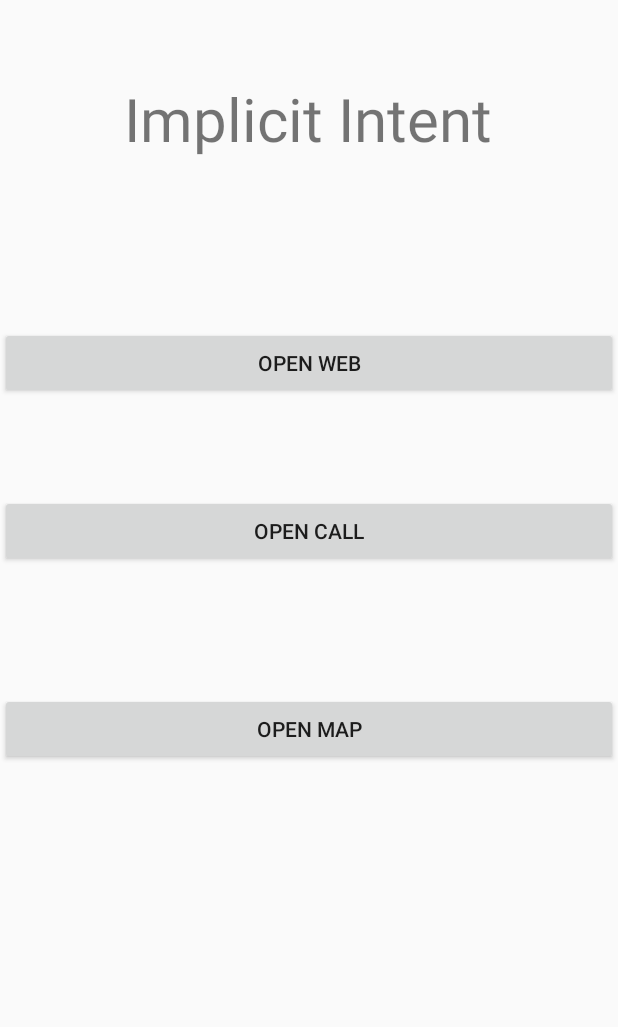
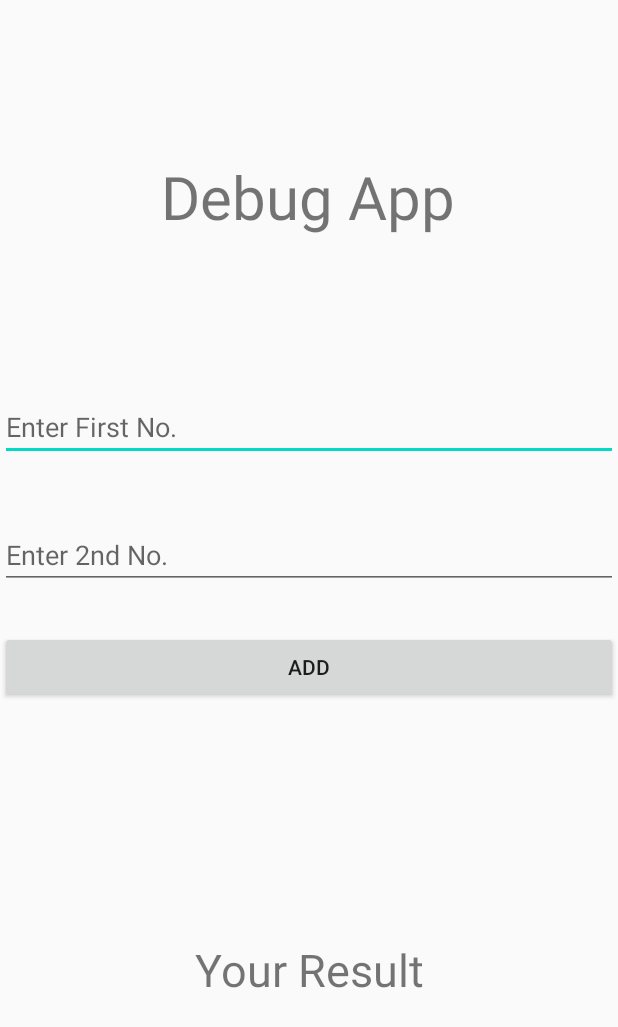
Before and after one commit to vikaschauhan1995/GoogleDev, an Android app: the screen it shows after launch (MainActivity), on a phone screen of 412 x 824 dp. Shown: the top 1027 px of the screen. Run offline under Robolectric (Android 15) with nearby library versions, the phone set to English and light mode, and no system bars.

```diff
--- a/app/src/main/res/layout/activity_main.xml
+++ b/app/src/main/res/layout/activity_main.xml
@@ -8,50 +8,61 @@
 
 
     <TextView
-        android:id="@+id/title"
+        android:id="@+id/textView5"
         android:layout_width="wrap_content"
         android:layout_height="wrap_content"
-        android:layout_marginTop="52dp"
-        android:text="Implicit Intent"
+        android:layout_marginTop="104dp"
+        android:text="Debug App"
         android:textSize="40sp"
         app:layout_constraintEnd_toEndOf="parent"
         app:layout_constraintHorizontal_bias="0.497"
         app:layout_constraintStart_toStartOf="parent"
         app:layout_constraintTop_toTopOf="parent" />
 
-    <Button
-        android:id="@+id/b1"
+    <EditText
+        android:id="@+id/edit1"
         android:layout_width="match_parent"
         android:layout_height="wrap_content"
-        android:layout_marginTop="112dp"
-        android:text="OPEN WEB"
-        android:onClick="doSomething"
+        android:layout_marginTop="104dp"
+        android:ems="10"
+        android:hint="Enter First No."
+        android:inputType="textPersonName"
+        app:layout_constraintEnd_toEndOf="parent"
+        app:layout_constraintStart_toStartOf="parent"
+        app:layout_constraintTop_toBottomOf="@+id/textView5" />
+
+    <EditText
+        android:id="@+id/edit2"
+        android:layout_width="match_parent"
+        android:layout_height="wrap_content"
+        android:layout_marginTop="40dp"
+        android:ems="10"
+        android:hint="Enter 2nd No."
+        android:inputType="textPersonName"
+        app:layout_constraintEnd_toEndOf="parent"
+        app:layout_constraintStart_toStartOf="parent"
+        app:layout_constraintTop_toBottomOf="@+id/edit1" />
+
+    <Button
+        android:id="@+id/button5"
+        android:layout_width="match_parent"
+        android:layout_height="wrap_content"
+        android:layout_marginTop="28dp"
+        android:text="Add"
+        android:onClick="doAdd"
         app:layout_constraintEnd_toEndOf="parent"
         app:layout_constraintHorizontal_bias="0.498"
         app:layout_constraintStart_toStartOf="parent"
-        app:layout_constraintTop_toBottomOf="@+id/title" />
+        app:layout_constraintTop_toBottomOf="@+id/edit2" />
 
-    <Button
-        android:id="@+id/b2"
-        android:layout_width="match_parent"
+    <TextView
+        android:id="@+id/myResult"
+        android:layout_width="wrap_content"
         android:layout_height="wrap_content"
-        android:layout_marginTop="64dp"
-        android:text="OPEN CALL"
-        android:onClick="doSomething"
+        android:text="Your Result"
+        android:textSize="30sp"
+        app:layout_constraintBottom_toBottomOf="parent"
         app:layout_constraintEnd_toEndOf="parent"
-        app:layout_constraintHorizontal_bias="0.498"
         app:layout_constraintStart_toStartOf="parent"
-        app:layout_constraintTop_toBottomOf="@+id/b1" />
-
-    <Button
-        android:id="@+id/b3"
-        android:layout_width="match_parent"
-        android:layout_height="wrap_content"
-        android:layout_marginTop="84dp"
-        android:text="OPEN MAP"
-        android:onClick="doSomething"
-        app:layout_constraintEnd_toEndOf="parent"
-        app:layout_constraintHorizontal_bias="0.498"
-        app:layout_constraintStart_toStartOf="parent"
-        app:layout_constraintTop_toBottomOf="@+id/b2" />
+        app:layout_constraintTop_toBottomOf="@+id/button5" />
 </androidx.constraintlayout.widget.ConstraintLayout>
```
Also changed, not shown: app/src/main/java/com/example/googledev/MainActivity.java (+19 -17 lines).
